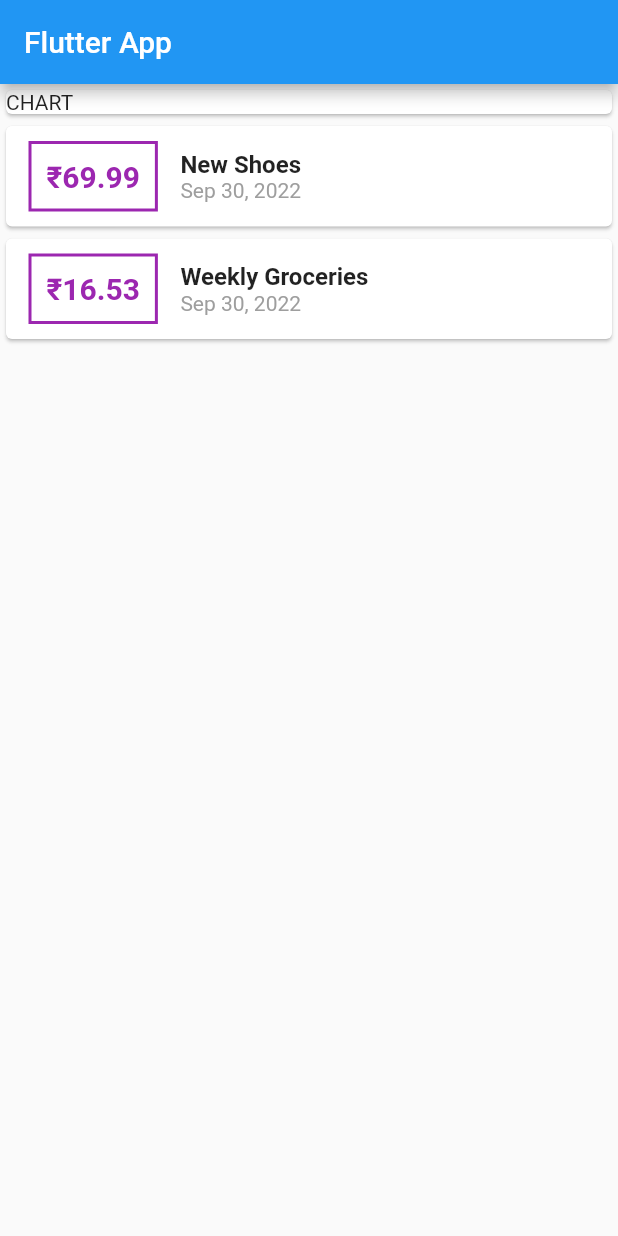
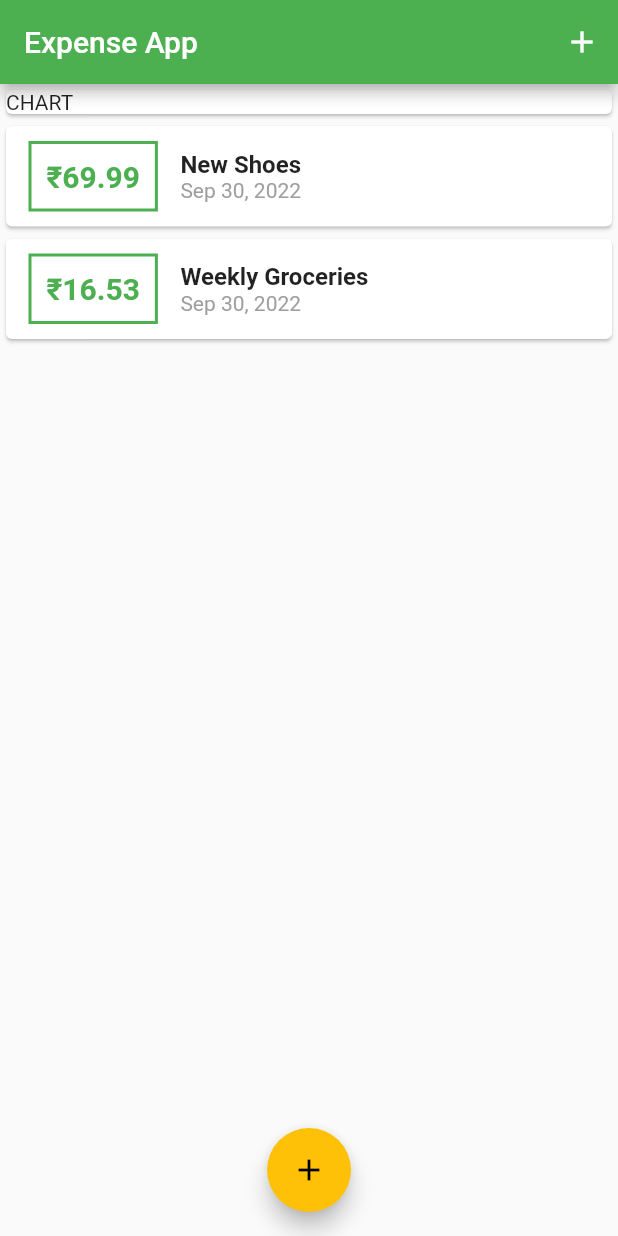
Before and after one commit to sahil-9898/expense_app, a Flutter app: the screen it shows after launch, on a phone screen of 412 x 824 dp. Run offline on Flutter 3.47's test engine with Material 2 defaults, Android fonts, the phone set to English and light mode, and no system bars.

```diff
--- a/lib/main.dart
+++ b/lib/main.dart
@@ -1,7 +1,8 @@
 import 'package:flutter/material.dart';
-import 'package:intl/intl.dart';
 
-import './transaction.dart';
+import './widgets/new_transaction.dart';
+import './widgets/transaction_list.dart';
+import './models/transaction.dart';
 
 void main() {
   runApp(const MyApp());
@@ -13,16 +14,25 @@ class MyApp extends StatelessWidget {
   @override
   Widget build(BuildContext context) {
     return MaterialApp(
-      title: 'flutter_app',
-      home: MyHomePage(),
+      title: 'Expense App',
+      theme: ThemeData(
+        primarySwatch: Colors.green,
+        accentColor: Colors.amber,
+      ),
+      home: const MyHomePage(),
     );
   }
 }
 
-class MyHomePage extends StatelessWidget {
-  MyHomePage({super.key});
+class MyHomePage extends StatefulWidget {
+  const MyHomePage({super.key});
 
-  final List<Transaction> transactions = [
+  @override
+  State<MyHomePage> createState() => _MyHomePageState();
+}
+
+class _MyHomePageState extends State<MyHomePage> {
+  final List<Transaction> _userTransactions = [
     Transaction(
       id: 't1',
       title: 'New Shoes',
@@ -37,62 +47,55 @@ class MyHomePage extends StatelessWidget {
     ),
   ];
 
+  void _addNewTransaction(String title, double amount) {
+    final newTx = Transaction(
+      title: title,
+      amount: amount,
+      date: DateTime.now(),
+      id: DateTime.now().toString(),
+    );
+
+    setState(() {
+      _userTransactions.add(newTx);
+    });
+  }
+
+  void _startAddNewTransaction(context) {
+    showModalBottomSheet(
+      context: context,
+      builder: (_) {
+        return NewTransaction(_addNewTransaction);
+      },
+    );
+  }
+
   @override
   Widget build(BuildContext context) {
     return Scaffold(
       appBar: AppBar(
-        title: const Text('Flutter App'),
+        title: const Text('Expense App'),
+        actions: [
+          IconButton(
+            onPressed: () => _startAddNewTransaction(context),
+            icon: const Icon(Icons.add),
+          ),
+        ],
       ),
-      body: Column(
-        children: [
+      body: ListView(
+        children: <Widget>[
           Container(
             width: double.infinity,
             child: const Card(
               child: Text('CHART'),
             ),
           ),
-          Column(
-            crossAxisAlignment: CrossAxisAlignment.stretch,
-            children: transactions.map((tx) {
-              return Card(
-                child: Row(
-                  children: [
-                    Container(
-                      margin: const EdgeInsets.symmetric(
-                          vertical: 10, horizontal: 15),
-                      decoration: BoxDecoration(
-                        border: Border.all(color: Colors.purple, width: 2),
-                      ),
-                      padding: const EdgeInsets.all(10),
-                      child: Text(
-                        '₹${tx.amount}',
-                        style: const TextStyle(
-                          fontWeight: FontWeight.bold,
-                          fontSize: 20,
-                          color: Colors.purple,
-                        ),
-                      ),
-                    ),
-                    Column(
-                      crossAxisAlignment: CrossAxisAlignment.start,
-                      children: [
-                        Text(
-                          tx.title,
-                          style: const TextStyle(
-                              fontSize: 16, fontWeight: FontWeight.bold),
-                        ),
-                        Text(
-                          DateFormat.yMMMd().format(tx.date),
-                          style: const TextStyle(color: Colors.grey),
-                        ),
-                      ],
-                    ),
-                  ],
-                ),
-              );
-            }).toList(),
-          ),
+          TransactionList(_userTransactions),
         ],
+      ),
+      floatingActionButtonLocation: FloatingActionButtonLocation.centerFloat,
+      floatingActionButton: FloatingActionButton(
+        child: const Icon(Icons.add),
+        onPressed: () => _startAddNewTransaction(context),
       ),
     );
   }
--- /dev/null
+++ b/lib/widgets/transaction_list.dart
@@ -0,0 +1,56 @@
+import 'package:flutter/material.dart';
+import 'package:intl/intl.dart';
+
+import '../models/transaction.dart';
+
+class TransactionList extends StatelessWidget {
+  final List<Transaction> transactions;
+  const TransactionList(this.transactions, {super.key});
+
+  @override
+  Widget build(BuildContext context) {
+    return Container(
+      height: 460,
+      child: ListView.builder(
+        itemBuilder: (context, index) => Card(
+          child: Row(
+            children: <Widget>[
+              Container(
+                margin:
+                    const EdgeInsets.symmetric(vertical: 10, horizontal: 15),
+                decoration: BoxDecoration(
+                  border: Border.all(
+                      color: Theme.of(context).primaryColor, width: 2),
+                ),
+                padding: const EdgeInsets.all(10),
+                child: Text(
+                  '₹${transactions[index].amount.toStringAsFixed(2)}',
+                  style: TextStyle(
+                    fontWeight: FontWeight.bold,
+                    fontSize: 20,
+                    color: Theme.of(context).primaryColor,
+                  ),
+                ),
+              ),
+              Column(
+                crossAxisAlignment: CrossAxisAlignment.start,
+                children: <Widget>[
+                  Text(
+                    transactions[index].title,
+                    style: const TextStyle(
+                        fontSize: 16, fontWeight: FontWeight.bold),
+                  ),
+                  Text(
+                    DateFormat.yMMMd().format(transactions[index].date),
+                    style: const TextStyle(color: Colors.grey),
+                  ),
+                ],
+              ),
+            ],
+          ),
+        ),
+        itemCount: transactions.length,
+      ),
+    );
+  }
+}
```
Also changed, not shown: lib/widgets/new_transaction.dart (added, +61 -0 lines), lib/models/transaction.dart (renamed from lib/transaction.dart).
